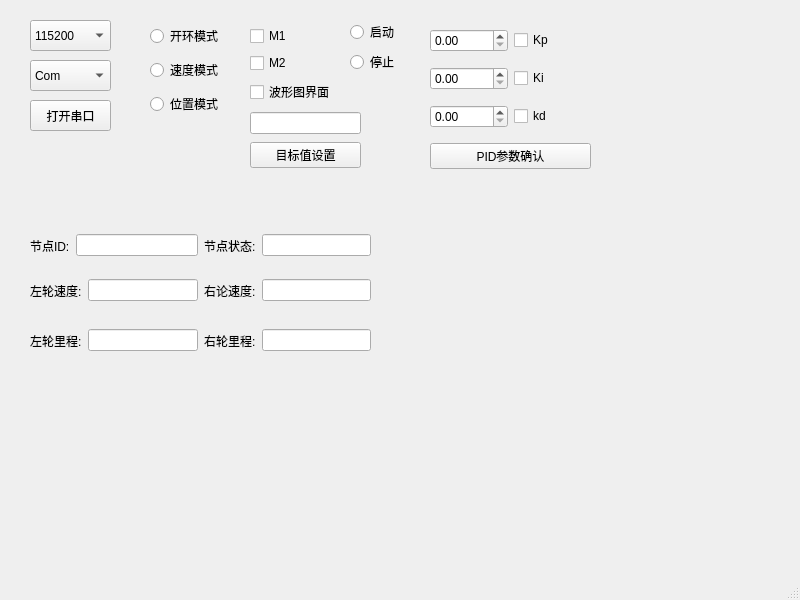
The window that uavcan/MotorAsst/ui/main.ui (zagerx/ProtocolV4) describes before a commit, drawn with Qt 5.
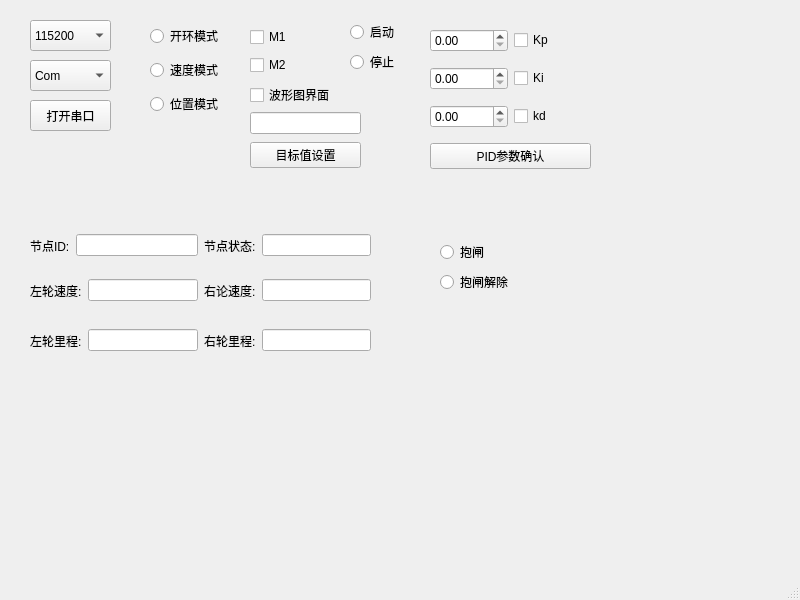
The same window after the commit.

Commit message: 抱闸指令集成到UI界面

```diff
--- a/uavcan/MotorAsst/ui/main.ui
+++ b/uavcan/MotorAsst/ui/main.ui
@@ -132,7 +132,7 @@
       <x>250</x>
       <y>25</y>
       <width>101</width>
-      <height>81</height>
+      <height>86</height>
      </rect>
     </property>
     <layout class="QVBoxLayout" name="verticalLayout_3">
@@ -380,6 +380,32 @@
      </item>
     </layout>
    </widget>
+   <widget class="QWidget" name="verticalLayoutWidget_6">
+    <property name="geometry">
+     <rect>
+      <x>440</x>
+      <y>240</y>
+      <width>101</width>
+      <height>56</height>
+     </rect>
+    </property>
+    <layout class="QVBoxLayout" name="verticalLayout_6">
+     <item>
+      <widget class="QRadioButton" name="radioButton_6">
+       <property name="text">
+        <string>抱闸</string>
+       </property>
+      </widget>
+     </item>
+     <item>
+      <widget class="QRadioButton" name="radioButton_7">
+       <property name="text">
+        <string>抱闸解除</string>
+       </property>
+      </widget>
+     </item>
+    </layout>
+   </widget>
   </widget>
   <widget class="QStatusBar" name="statusbar"/>
  </widget>
```
The commit also changes 6 other files.
